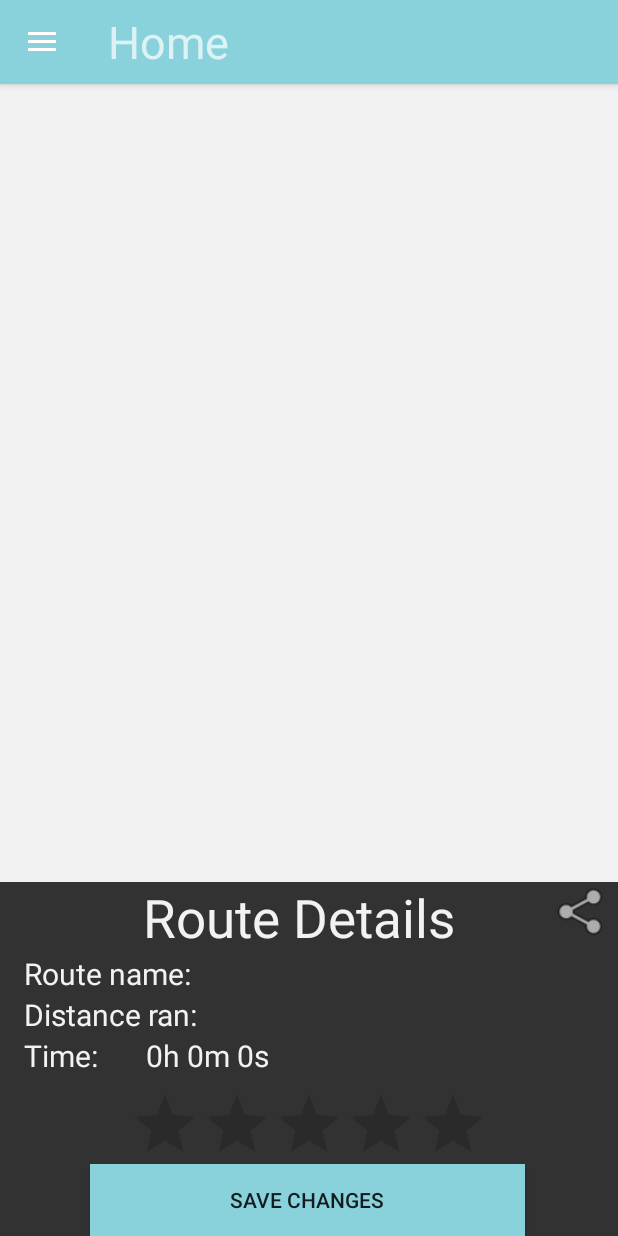
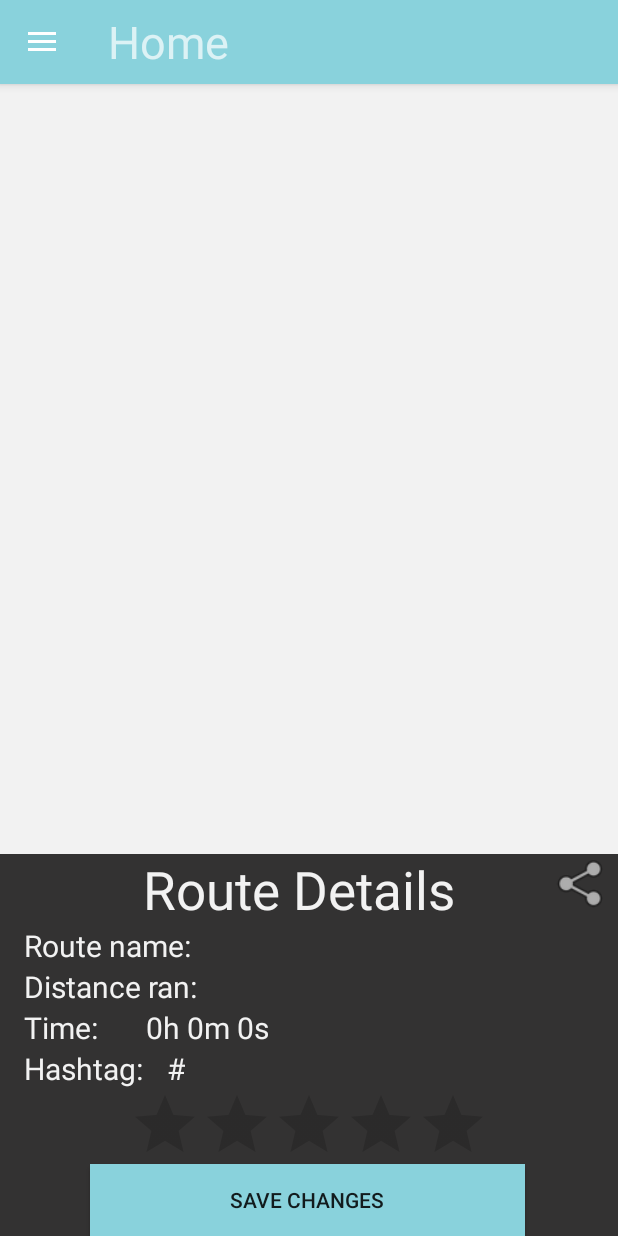
Before and after one commit to croustibzh/footMarker, an Android app: the fragment FragmentRouteDetails placed in its activity, after a tap on an icon or button, on a phone screen of 412 x 824 dp. Run offline under Robolectric (Android 15) with nearby library versions, the phone set to English and light mode, and no system bars; 8 statements that could not run were skipped.

Commit message:
added hashtags, fixed search

```diff
--- a/app/src/main/java/com/georgebrown/comp2074/footmarker/FragmentRouteDetails.java
+++ b/app/src/main/java/com/georgebrown/comp2074/footmarker/FragmentRouteDetails.java
@@ -28,9 +28,9 @@ import androidx.fragment.app.FragmentTransaction;
 
 public class FragmentRouteDetails extends Fragment {
 
-  private String newRouteName, newRouteTime, newRouteDistance;
+  private String newRouteName, newRouteTime, newRouteDistance, newHashTag;
   private TextView txtDistance, txtTime;
-  private EditText editTextFragment;
+  private EditText editTextFragment, hashTag;
   private Button buttonFragment, btnShare;
   private DataBaseHelper dbHelper;
   private byte[] image;
@@ -75,6 +75,7 @@ public class FragmentRouteDetails extends Fragment {
     buttonFragment = v.findViewById(R.id.btnSaveChanges); //save changes
     btnShare = v.findViewById(R.id.btnShare);
     ratingBar = v.findViewById(R.id.ratingBarDetail);
+    hashTag = v.findViewById(R.id.editTxtHashtag);
 
     //Set Map
     imageView.setImageBitmap(bitmap);
@@ -83,17 +84,19 @@ public class FragmentRouteDetails extends Fragment {
     final String currentRouteName = routeDetails.getName();
     editTextFragment.setText(currentRouteName);
     editTextFragment.requestFocus();
-//
+
 //        //Set Distance
 //        newRouteDistance = String.format("%.2f", routeDetails.getDistance() ) + " km";
 //        txtDistance.setText(newRouteDistance);
 
     //Sets distance unit output
     if (Constants.DIST_UNIT==false) {
-      txtDistance.setText(String.format("%.2f", routeDetails.getDistance()) + " km");
+      newRouteDistance = String.format("%.2f", routeDetails.getDistance()) + " km";
+      txtDistance.setText(newRouteDistance);
     }
     else {
-      txtDistance.setText(String.format("%.2f", routeDetails.getDistance()*0.621371) + " miles");
+      newRouteDistance = String.format("%.2f", routeDetails.getDistance()*0.621371) + " miles";
+      txtDistance.setText(newRouteDistance);
     }
 
     //Set Time
@@ -103,6 +106,10 @@ public class FragmentRouteDetails extends Fragment {
     long sec =  (ms - (hr*3600000) - (min*60000)) / 1000;
     newRouteTime = hr+"h " + min+"m " + sec+"s";
     txtTime.setText(newRouteTime);
+
+    //Set Hashtag
+    newHashTag = routeDetails.getHashTag();
+    hashTag.setText(newHashTag);
 
     //Set Rating
     final Float currentRating = routeDetails.getRating();
@@ -125,7 +132,11 @@ public class FragmentRouteDetails extends Fragment {
         sendIntent.setAction(Intent.ACTION_SEND);
 
         sendIntent.putExtra(Intent.EXTRA_SUBJECT, newRouteName);
-        sendIntent.putExtra(Intent.EXTRA_TEXT, "Route: " + currentRouteName + "\nDistance: " + newRouteDistance + "\nTime: " + newRouteTime);
+        sendIntent.putExtra(Intent.EXTRA_TEXT,
+                "Route: " + currentRouteName +
+                        "\nDistance: " + newRouteDistance +
+                        "\nTime: " + newRouteTime +
+                        "\nHashtag: " + newHashTag);
         sendIntent.setType("text/plain");
 
         Intent shareIntent = Intent.createChooser(sendIntent, "Share Route");
@@ -137,10 +148,15 @@ public class FragmentRouteDetails extends Fragment {
     buttonFragment.setOnClickListener(new View.OnClickListener() {
       @Override
       public void onClick(View v) {
-        //Update DB + editText name
+        //Names + update db
         newRouteName = editTextFragment.getText().toString();
         dbHelper.updateName(newRouteName, id);
         editTextFragment.setText(newRouteName);
+
+        //Hashtag + update db
+        newHashTag = hashTag.getText().toString();
+        dbHelper.updateHashtag(newHashTag, id);
+        hashTag.setText(newHashTag);
 
         FragmentManager fragmentManager = getActivity().getSupportFragmentManager();
         FragmentTransaction fragmentTransaction = fragmentManager.beginTransaction().replace(R.id.fragment_container, new FragmentRoutes());
--- a/app/src/main/java/com/georgebrown/comp2074/footmarker/FullScreenMapsActivity.java
+++ b/app/src/main/java/com/georgebrown/comp2074/footmarker/FullScreenMapsActivity.java
@@ -105,7 +105,7 @@ public class FullScreenMapsActivity extends FragmentActivity implements OnMapRea
                         bitmap.compress(Bitmap.CompressFormat.JPEG,100,baos);
                         imageBytes = baos.toByteArray();
                         timeElapsed = SystemClock.elapsedRealtime()-chronometer.getBase();
-                        dbHelper.addRoute("Route", distance, timeElapsed,0, imageBytes,"#HashTag");
+                        dbHelper.addRoute("Route", distance, timeElapsed,0, imageBytes,"");
 
                         Bundle bundle = new Bundle();
                         timeElapsed = SystemClock.elapsedRealtime()-chronometer.getBase();
--- a/app/src/main/java/com/georgebrown/comp2074/footmarker/SaveModal.java
+++ b/app/src/main/java/com/georgebrown/comp2074/footmarker/SaveModal.java
@@ -74,7 +74,8 @@ public class SaveModal extends BottomSheetDialogFragment{
                 //Set
                 String routeName = editTxtRouteName.getText().toString();
 
-                dbHelper.updateName(routeName, dbHelper.getLastId()-1);
+
+                dbHelper.updateName(routeName, dbHelper.getLastId());
 
                 Intent i = new Intent(getContext() ,MainActivity.class);
                 i.putExtra("saved",true);
--- a/app/src/main/res/layout/fragment_route_details.xml
+++ b/app/src/main/res/layout/fragment_route_details.xml
@@ -120,14 +120,44 @@
       <TextView
         android:id="@+id/txtVTime"
         android:layout_width="match_parent"
-        android:layout_height="36dp"
+        android:layout_height="match_parent"
         android:background="@color/blackFoot"
         android:textSize="20sp"
         android:text=""
         android:textColor="@color/whiteFoot"
-        android:paddingHorizontal="16dp"
-        app:layout_constraintBottom_toTopOf="@+id/ratingBar" />
+        android:paddingHorizontal="16dp" />
       </androidx.appcompat.widget.LinearLayoutCompat>
+
+        <androidx.appcompat.widget.LinearLayoutCompat
+            android:layout_width="match_parent"
+            android:layout_height="wrap_content"
+            android:orientation="horizontal">
+            <TextView
+                android:layout_width="wrap_content"
+                android:layout_height="match_parent"
+                android:background="@color/blackFoot"
+                android:textSize="20sp"
+                android:paddingHorizontal="16dp"
+                android:textColor="@color/whiteFoot"
+                android:text="@string/txtHashtag"/>
+            <TextView
+                android:layout_width="wrap_content"
+                android:layout_height="match_parent"
+                android:background="@color/blackFoot"
+                android:textSize="20sp"
+                android:textColor="@color/whiteFoot"
+                android:text="@string/txthash"/>
+            <EditText
+                android:id="@+id/editTxtHashtag"
+                android:layout_width="match_parent"
+                android:layout_height="match_parent"
+                android:background="@color/blackFoot"
+                android:textSize="20sp"
+                android:text=""
+                android:textColor="@color/whiteFoot"
+                android:paddingHorizontal="16dp"
+                app:layout_constraintBottom_toTopOf="@+id/ratingBar" />
+        </androidx.appcompat.widget.LinearLayoutCompat>
 
       <RatingBar
             android:id="@+id/ratingBarDetail"
--- a/app/src/main/res/values/strings.xml
+++ b/app/src/main/res/values/strings.xml
@@ -29,9 +29,11 @@
     \nJeremy Li
     \nMorgan Ledot
     \nNorris Co</string>
-  <string name="txtName">Route name: </string>
-  <string name="txtDist">Distance ran: </string>
-  <string name="txtTime">Time: </string>
+     <string name="txtName">Route name: </string>
+    <string name="txtDist">Distance ran: </string>
+    <string name="txtTime">Time: </string>
+    <string name="txtHashtag">Hashtag: </string>
+    <string name="txthash"># </string>
     <!-- TODO: Remove or change this placeholder text -->
     <string name="hello_blank_fragment">Hello blank fragment</string>
 </resources>
```
Also changed, not shown: app/src/main/java/com/georgebrown/comp2074/footmarker/DataBaseHelper.java (+12 -4 lines), app/src/main/java/com/georgebrown/comp2074/footmarker/FragmentRoutes.java (+10 -4 lines).
